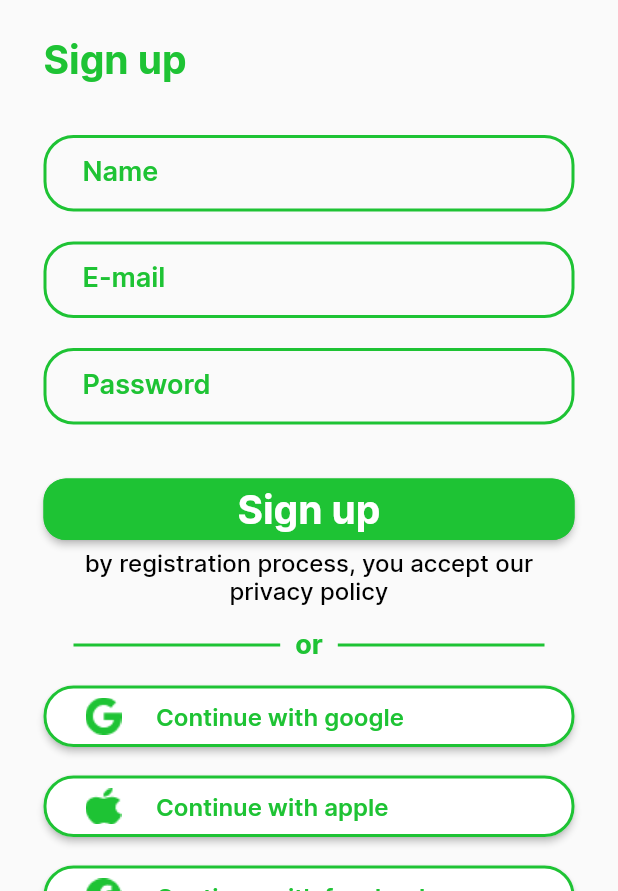
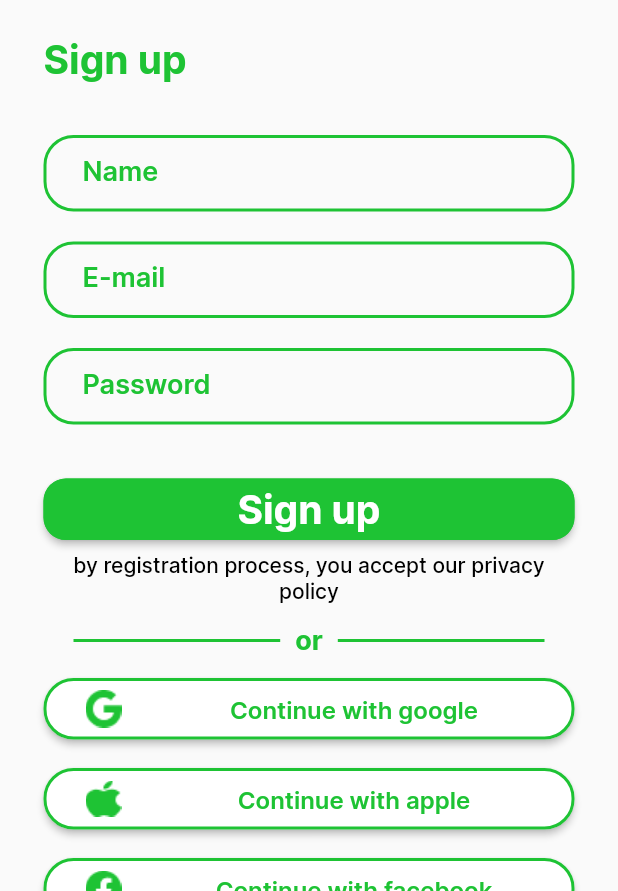
Before and after one commit to M1-Hisham/Healthy-app, a Flutter app: the screen it shows after launch, after a tap on "Sign up", on a phone screen of 412 x 824 dp, the part 345-1236 px from its top. Run offline on Flutter 3.47's test engine with Material 2 defaults, Android fonts, the light colour scheme and no system bars; our stand-ins replace font_awesome_flutter.

Commit message:
Add screens and edit codes

```diff
--- a/lib/constants/widget/El_button.dart
+++ b/lib/constants/widget/El_button.dart
@@ -22,7 +22,7 @@ class ElButton extends StatelessWidget {
   final double fontSize;
   final FontWeight;
   final Color? sideColor;
-  final Widget onPressed;
+  final onPressed;
 
   @override
   Widget build(BuildContext context) {
@@ -47,10 +47,7 @@ class ElButton extends StatelessWidget {
             ),
           ),
           onPressed: () {
-            Navigator.push(
-              context,
-              MaterialPageRoute(builder: (context) => onPressed),
-            );
+            Navigator.pushNamed(context, onPressed);
           },
         ));
   }
@@ -61,12 +58,10 @@ class ElButtonIcon extends StatelessWidget {
       {super.key,
       required this.titel,
       required this.icon,
-      required this.action,
       this.sideColor,
       this.color});
   final String titel;
   final String icon;
-  final Widget action;
   final Color? color;
   final Color? sideColor;
   @override
@@ -75,14 +70,9 @@ class ElButtonIcon extends StatelessWidget {
       height: 41,
       width: double.infinity,
       child: ElevatedButton.icon(
-        onPressed: () {
-          Navigator.push(
-            context,
-            MaterialPageRoute(builder: (context) => action),
-          );
-        },
+        onPressed: () {},
         style: ElevatedButton.styleFrom(
-          padding: EdgeInsets.only(left: 28),
+          padding: const EdgeInsets.only(left: 28),
           alignment: Alignment.centerLeft,
           side: BorderSide(color: sideColor ?? green, width: 2),
           backgroundColor: color ?? green,
@@ -91,8 +81,7 @@ class ElButtonIcon extends StatelessWidget {
           ),
         ),
         icon: Image.asset('assets/icons/$icon'),
-        label: Padding(
-          padding: const EdgeInsets.only(left: 15),
+        label: Center(
           child: Text(
             titel,
             style: TextStyle(
--- a/lib/main.dart
+++ b/lib/main.dart
@@ -1,4 +1,5 @@
 import 'package:flutter/material.dart';
+import 'package:healthy/routs/routs.dart';
 import 'package:healthy/screens/login_screen.dart';
 
 void main() {
@@ -10,9 +11,10 @@ class MyApp extends StatelessWidget {
 
   @override
   Widget build(BuildContext context) {
-    return const MaterialApp(
+    return MaterialApp(
       debugShowCheckedModeBanner: false,
-      home: LoginScreen(),
+      initialRoute: LoginScreen.routes,
+      routes: routes,
     );
   }
 }
--- /dev/null
+++ b/lib/routs/routs.dart
@@ -0,0 +1,21 @@
+import 'package:flutter/material.dart';
+import 'package:healthy/screens/addPicture_screen.dart';
+import 'package:healthy/screens/home_screen.dart';
+import 'package:healthy/screens/login_screen.dart';
+import 'package:healthy/screens/menu_screen.dart';
+import 'package:healthy/screens/profile_screen.dart';
+import 'package:healthy/screens/signup_screen.dart';
+import 'package:healthy/screens/user_screen.dart';
+
+import '../screens/home2_screen.dart';
+
+Map<String, WidgetBuilder> routes = {
+  LoginScreen.routes: (context) => LoginScreen(),
+  SignupScreen.routes: (context) => SignupScreen(),
+  HomeScreen.routes: (context) => HomeScreen(),
+  HomeTScreen.routes: (context) => HomeTScreen(),
+  MenuScreen.routes: (context) => MenuScreen(),
+  ProfileScreen.routes: (context) => ProfileScreen(),
+  UserScreen.routes: (context) => UserScreen(),
+  AddPicture.routes: (context) => AddPicture(),
+};
--- a/lib/screens/login_screen.dart
+++ b/lib/screens/login_screen.dart
@@ -9,7 +9,7 @@ import 'package:healthy/screens/signup_screen.dart';
 
 class LoginScreen extends StatelessWidget {
   const LoginScreen({super.key});
-
+  static const routes = '/LogingScreen';
   @override
   Widget build(BuildContext context) {
     return Scaffold(
@@ -45,15 +45,13 @@ class LoginScreen extends StatelessWidget {
                     textcolor: white,
                     fontSize: h1,
                     FontWeight: w700,
-                    onPressed: SignupScreen(),
-                  ),
+                  onPressed: SignupScreen.routes),
                   SizedBox(
                     height: 38,
                   ),
                   ElButtonIcon(
                     titel: 'Continue with google',
                     icon: 'googel.png',
-                    action: LoginScreen(),
                     sideColor: green,
                     color: white,
                   ),
@@ -63,7 +61,6 @@ class LoginScreen extends StatelessWidget {
                   ElButtonIcon(
                     titel: 'Continue with apple',
                     icon: 'iphone.png',
-                    action: LoginScreen(),
                     sideColor: green,
                     color: white,
                   ),
@@ -73,7 +70,6 @@ class LoginScreen extends StatelessWidget {
                   ElButtonIcon(
                     titel: 'Continue with facebook',
                     icon: 'facebook.png',
-                    action: LoginScreen(),
                     sideColor: green,
                     color: white,
                   ),
--- a/lib/screens/signup_screen.dart
+++ b/lib/screens/signup_screen.dart
@@ -2,13 +2,12 @@ import 'package:flutter/material.dart';
 import 'package:healthy/constants/colors.dart';
 import 'package:healthy/constants/widget/El_button.dart';
 import 'package:healthy/screens/home_screen.dart';
-import 'package:healthy/screens/login_screen.dart';
 import '../constants/font_size.dart';
 import '../constants/widget/text_Field.dart';
 
 class SignupScreen extends StatelessWidget {
   const SignupScreen({super.key});
-
+  static const routes = '/SignupScreen';
   @override
   Widget build(BuildContext context) {
     return Scaffold(
@@ -83,26 +82,25 @@ class SignupScreen extends StatelessWidget {
                 color: green,
                 textcolor: white,
                 fontSize: h1,
-                onPressed: HomeScreen(),
+                onPressed: HomeScreen.routes,
                 FontWeight: w700,
               ),
               SizedBox(
-                height: 5,
+                height: 8,
               ),
               Text(
                 "by registration process, you accept our privacy policy",
                 style: TextStyle(
                   fontFamily: "Inter",
-                  fontSize: h2,
+                  fontSize: 14,
                   fontWeight: w500,
                   color: black,
                 ),
                 textAlign: TextAlign.center,
               ),
-              SizedBox(
-                height: 16,
-              ),
-              Row(children: [
+              Padding(
+                padding: EdgeInsets.symmetric(vertical: 14),
+                child: Row(children: [
                   Expanded(
                     child: Divider(
                       color: green,
@@ -129,13 +127,10 @@ class SignupScreen extends StatelessWidget {
                     ),
                   ),
                 ]),
-              SizedBox(
-                height: 16,
               ),
               ElButtonIcon(
                 titel: 'Continue with google',
                 icon: 'googel.png',
-                action: LoginScreen(),
                 sideColor: green,
                 color: white,
               ),
@@ -145,7 +140,6 @@ class SignupScreen extends StatelessWidget {
               ElButtonIcon(
                 titel: 'Continue with apple',
                 icon: 'iphone.png',
-                action: LoginScreen(),
                 sideColor: green,
                 color: white,
               ),
@@ -155,7 +149,6 @@ class SignupScreen extends StatelessWidget {
               ElButtonIcon(
                 titel: 'Continue with facebook',
                 icon: 'facebook.png',
-                action: LoginScreen(),
                 sideColor: green,
                 color: white,
               ),
```
Also changed, not shown: lib/constants/widget/bottom_bar.dart (+16 -62 lines), lib/constants/widget/container.dart (+6 -2 lines), lib/screens/addPicture_screen.dart (added, +50 -0 lines), lib/screens/home2_screen.dart (added, +118 -0 lines), lib/screens/home_screen.dart (+58 -16 lines), lib/screens/menu_screen.dart (added, +51 -0 lines), lib/screens/profile_screen.dart (added, +51 -0 lines), lib/screens/user_screen.dart (added, +50 -0 lines), assets/images/Little Cravings 1.png (added), assets/images/Vegane Rezepte.png (added), assets/images/Weekend 1.png (added). Lines whose indentation alone changed are shown as unchanged.
